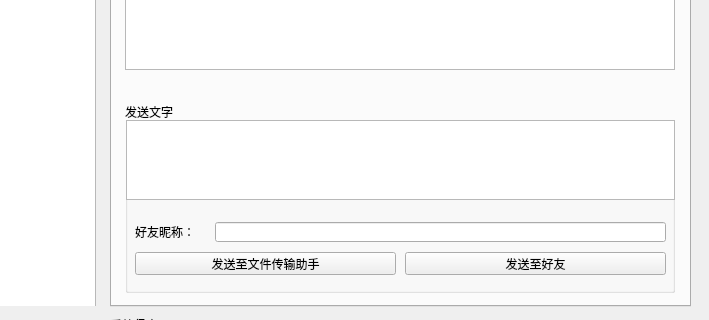
PengJenas/MineWechat, file MineUI.ui: the form before one commit; both pictures show x 115 to 824 and y 274 to 594 of the 824 by 695 pixel window.
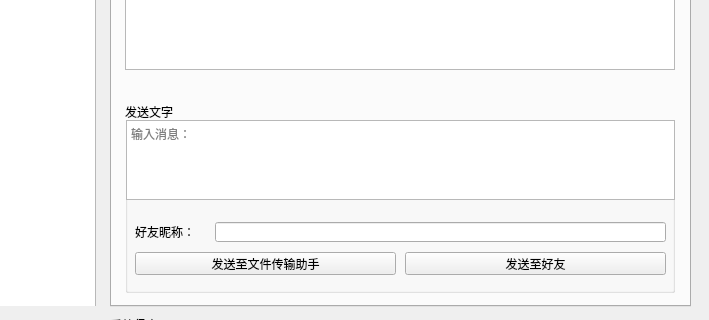
The form after the commit. The open tabs and pages were chosen to show the change. Icons and pictures are not drawn.

Diff of the .ui file:
```diff
--- a/MineUI.ui
+++ b/MineUI.ui
@@ -103,6 +103,9 @@
         <height>80</height>
        </rect>
       </property>
+      <property name="placeholderText">
+       <string>输入消息：</string>
+      </property>
      </widget>
      <widget class="QPushButton" name="pushButton_text_friend">
       <property name="geometry">
```
Left out of the diff: 18 changed lines with no effect on the pictures.
